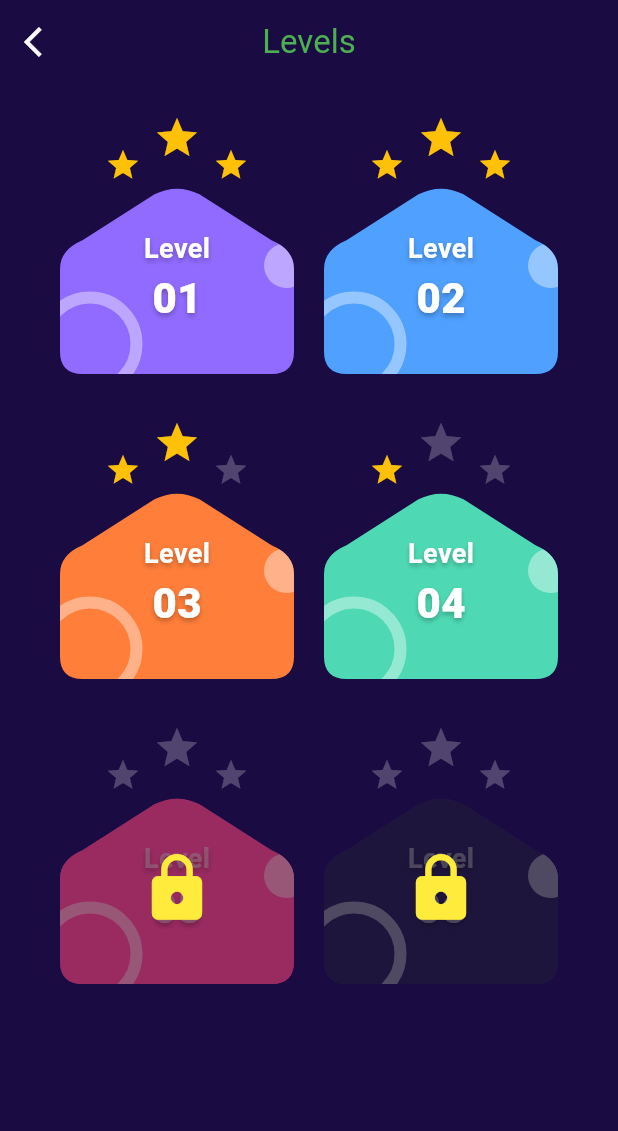
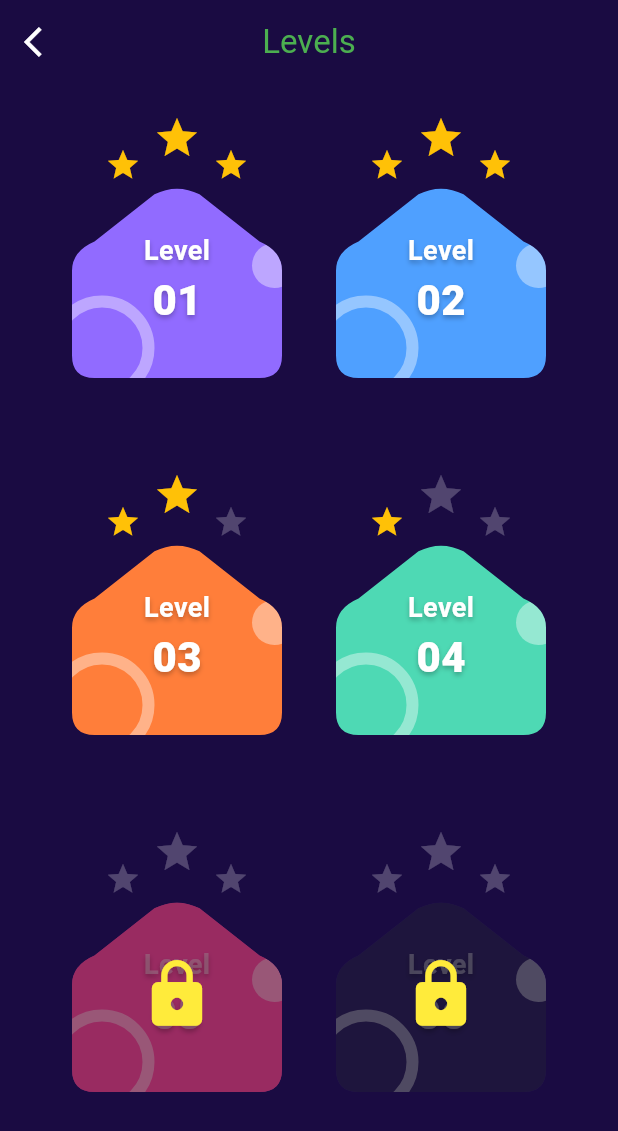
Before and after one commit to Anas3Ezz/quiz-app, a Flutter app: the LevelsSCreen screen opened directly, on a phone screen of 412 x 824 dp. Shown: the top 1131 px of the screen. Run offline on Flutter 3.47's test engine with Material 3 defaults, Android fonts, the phone set to English and light mode, and no system bars.

Commit message:
refactor the code

```diff
--- a/lib/screens/levels_screen.dart
+++ b/lib/screens/levels_screen.dart
@@ -34,7 +34,7 @@ class LevelsSCreen extends StatelessWidget {
             crossAxisCount: 2,
             crossAxisSpacing: 20,
             mainAxisSpacing: 30,
-            childAspectRatio: 0.90,
+            childAspectRatio: 0.75,
           ),
           itemCount: levels.length,
           itemBuilder: (context, index) => LevelCard(level: levels[index]),
@@ -72,7 +72,9 @@ class LevelCard extends StatelessWidget {
             );
           }),
         ),
-        Expanded(
+        SizedBox(
+          height: 130,
+          width: 140,
           child: ClipPath(
             clipper: PentagonClipper(),
             child: Container(
```
